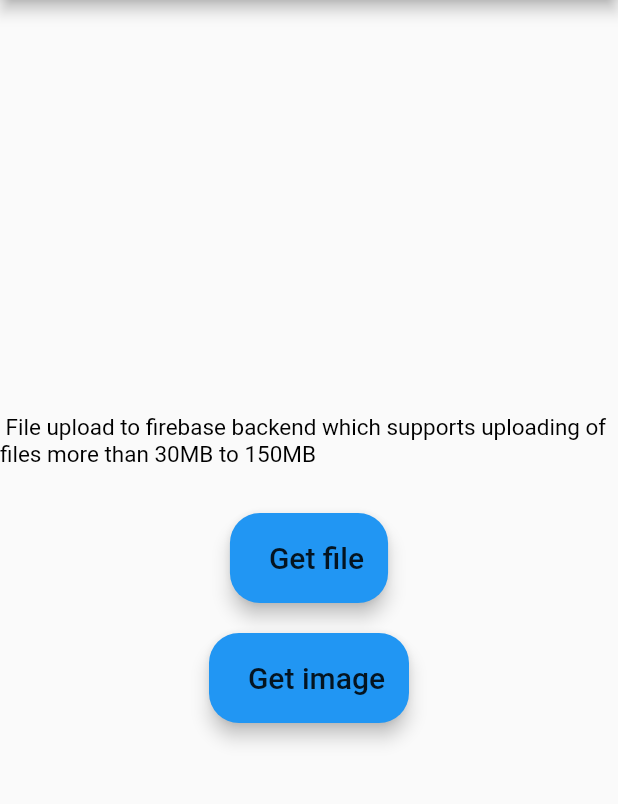
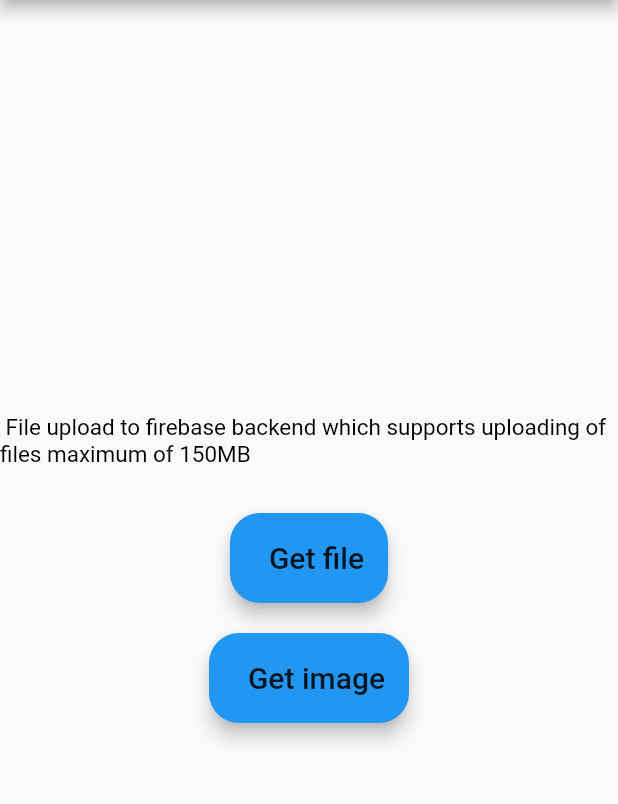
Before and after one commit to cmptrprdgy007/protium-file-upload, a Flutter app: the screen it shows after launch, on a phone screen of 412 x 824 dp, the part 84-888 px from its top. Run offline on Flutter 3.47's test engine with Material 2 defaults, Android fonts, the light colour scheme and no system bars; our stand-ins replace file_picker, firebase_core, firebase_storage, fluttertoast, image_picker; accounts and stored records are empty.

Commit message:
third commit

```diff
--- a/lib/main.dart
+++ b/lib/main.dart
@@ -62,7 +62,7 @@
           crossAxisAlignment: CrossAxisAlignment.center,
           children: [
             Text(
-              " File upload to firebase backend which supports uploading of files more than 30MB to 150MB ",
+              " File upload to firebase backend which supports uploading of files maximum of 150MB ",
               style: TextStyle(
                 fontSize: 15,
                 color: Colors.black,
```
